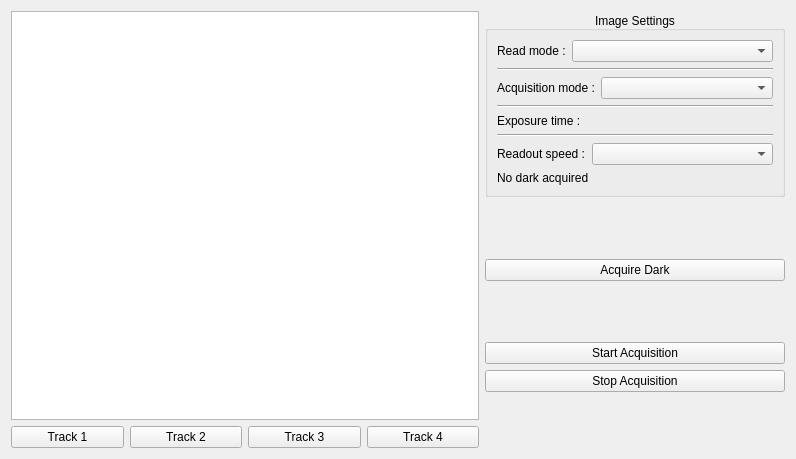
The window that gui/new_spectrometer/ui_image_tab.ui (Montpellier-S2QT/qudi) describes before a commit, drawn with Qt 5.
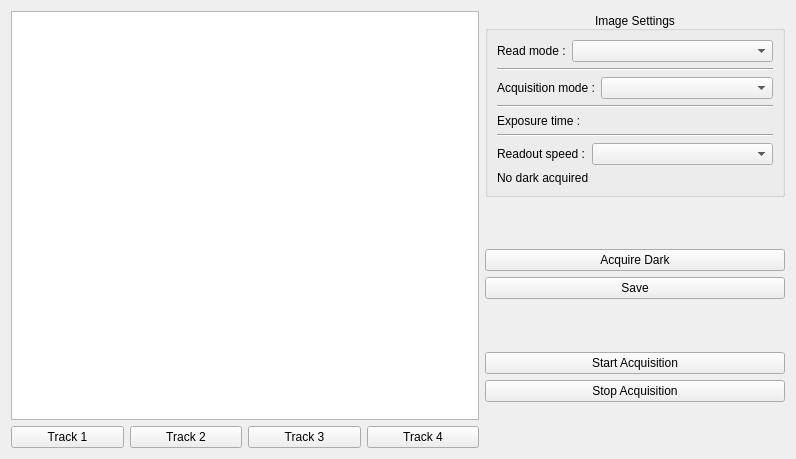
The same window after the commit. Custom widgets are drawn as their Qt base class.

Commit message: spectrometer GUI well advanced

Patch:
```diff
--- a/gui/new_spectrometer/ui_image_tab.ui
+++ b/gui/new_spectrometer/ui_image_tab.ui
@@ -212,6 +212,19 @@
          </property>
         </widget>
        </item>
+       <item>
+        <widget class="QPushButton" name="save">
+         <property name="maximumSize">
+          <size>
+           <width>300</width>
+           <height>16777215</height>
+          </size>
+         </property>
+         <property name="text">
+          <string>Save</string>
+         </property>
+        </widget>
+       </item>
        <item>
         <spacer name="verticalSpacer_2">
          <property name="orientation">
```
The commit also changes 5 other files.
